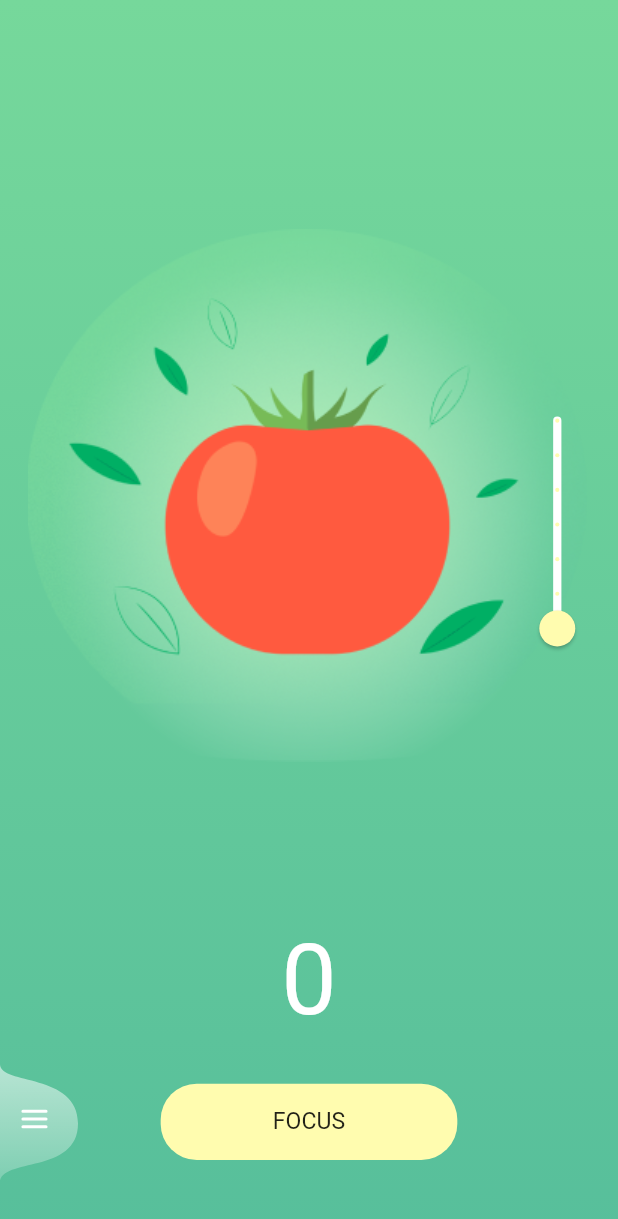
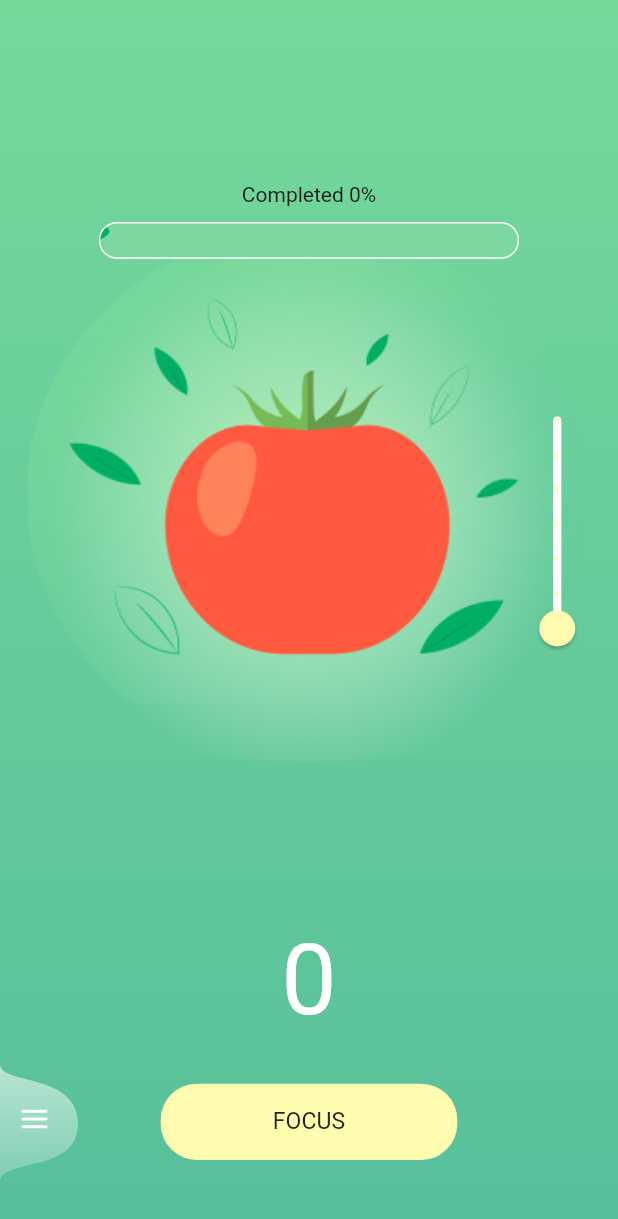
Before and after one commit to ArlanDaulen/timer_test, a Flutter app: the MainPage screen opened directly, on a phone screen of 412 x 824 dp. Shown: the top 1219 px of the screen. Run offline on Flutter 3.47's test engine with Material 2 defaults, Android fonts, the phone set to English and light mode, and no system bars; drawn by our look-alikes of liquid_progress_indicator; our stand-ins replace flutter_svg.

Commit message:
Arlan's commit

```diff
--- a/lib/main.dart
+++ b/lib/main.dart
@@ -7,14 +7,14 @@ void main() {
 }
 
 class MyApp extends StatelessWidget {
-  bool isFirsTask = false;
+  bool isFirstTask = true;
 
   @override
   Widget build(BuildContext context) {
     return MaterialApp(
       debugShowCheckedModeBanner: false,
-      title: isFirsTask ? 'Timer' : 'Task List',
-      home: isFirsTask ? const MainPage() : const AdvancedTaskScreen(),
+      title: isFirstTask ? 'Timer' : 'Task List',
+      home: isFirstTask ? const MainPage() : const AdvancedTaskScreen(),
     );
   }
 }
--- a/lib/pages/firstTask/provider/main_page_provider.dart
+++ b/lib/pages/firstTask/provider/main_page_provider.dart
@@ -1,7 +1,6 @@
 import 'dart:async';
 import 'dart:developer';
 
-import 'package:flutter/cupertino.dart';
 import 'package:flutter/material.dart';
 import 'package:timer/base/base_bloc.dart';
 import 'package:timer/shared/size_config.dart';
@@ -14,6 +13,7 @@ class MainPageProvider extends BaseBloc {
   Timer? mainTimer;
   Duration? duration;
   List<bool> timedUpThirtySecondEclipses = [];
+  double progressPercent = 0;
 
   GlobalKey<ScaffoldState> globalKey = GlobalKey<ScaffoldState>();
 
@@ -109,7 +109,8 @@ class MainPageProvider extends BaseBloc {
         } else {
           duration =
               Duration(seconds: duration!.inSeconds - oneSecond.inSeconds);
-
+          progressPercent = (1 - (duration!.inSeconds / sliderValue.toInt()));
+          // log(((1 - (duration!.inSeconds / sliderValue.toInt())) ).toString());
           notifyListeners();
         }
       });
--- a/lib/pages/firstTask/ui/main_page.dart
+++ b/lib/pages/firstTask/ui/main_page.dart
@@ -1,5 +1,6 @@
 import 'package:flutter/material.dart';
 import 'package:flutter_svg/flutter_svg.dart';
+import 'package:liquid_progress_indicator/liquid_progress_indicator.dart';
 import 'package:timer/base/base_provider.dart';
 import 'package:timer/pages/firstTask/provider/main_page_provider.dart';
 import 'package:timer/pages/firstTask/ui/widgets/drawer.dart';
@@ -101,6 +102,38 @@ class _MainPageState extends State<MainPage> with TickerProviderStateMixin {
                         onTap: () => model.globalKey.currentState!.openDrawer(),
                         child: SvgPicture.asset(AppSvgImages.drawerIcon)),
                   ),
+                  Positioned(
+                    left: getProportionateScreenWidth(60),
+                    right: getProportionateScreenWidth(60),
+                    top: getProportionateScreenHeight(120),
+                    child: Container(
+                      height: getProportionateScreenHeight(50),
+                      width: double.maxFinite,
+                      child: Column(
+                        children: [
+                          Text(
+                              'Completed ${(model.progressPercent * 100).toInt()}%'),
+                          SizedBox(
+                            height: getProportionateScreenHeight(10),
+                          ),
+                          Expanded(
+                            child: LiquidLinearProgressIndicator(
+                              value: model.progressPercent,
+                              valueColor: AlwaysStoppedAnimation(
+                                Color(0xff00AF64),
+                              ),
+                              borderRadius: 12,
+                              borderColor: Colors.white,
+                              borderWidth: 1,
+                              backgroundColor: AppColors.primaryColor,
+                              direction: Axis.horizontal,
+                              center: Text(''),
+                            ),
+                          ),
+                        ],
+                      ),
+                    ),
+                  ),
                 ],
               ),
             ),
--- a/pubspec.yaml
+++ b/pubspec.yaml
@@ -37,6 +37,8 @@ dependencies:
   provider: ^6.0.1
   flutter_svg: ^0.22.0
   flutter_share: ^2.0.0
+  # percent_indicator: ^4.0.0
+  liquid_progress_indicator: ^0.4.0
 
 dev_dependencies:
   flutter_test:
```
Also changed, not shown: pubspec.lock.
